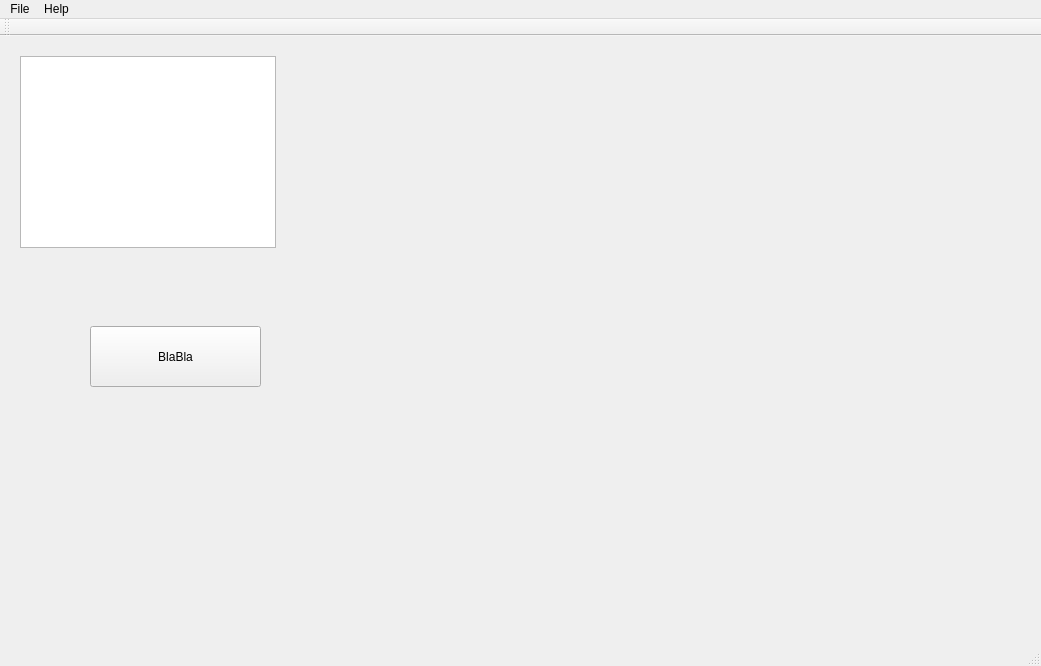
Before: the Qt Designer form apps/QtLevelEditor/ui/QtLevelEditor.ui in Ingener74/Jupiter, drawn with Qt 5.
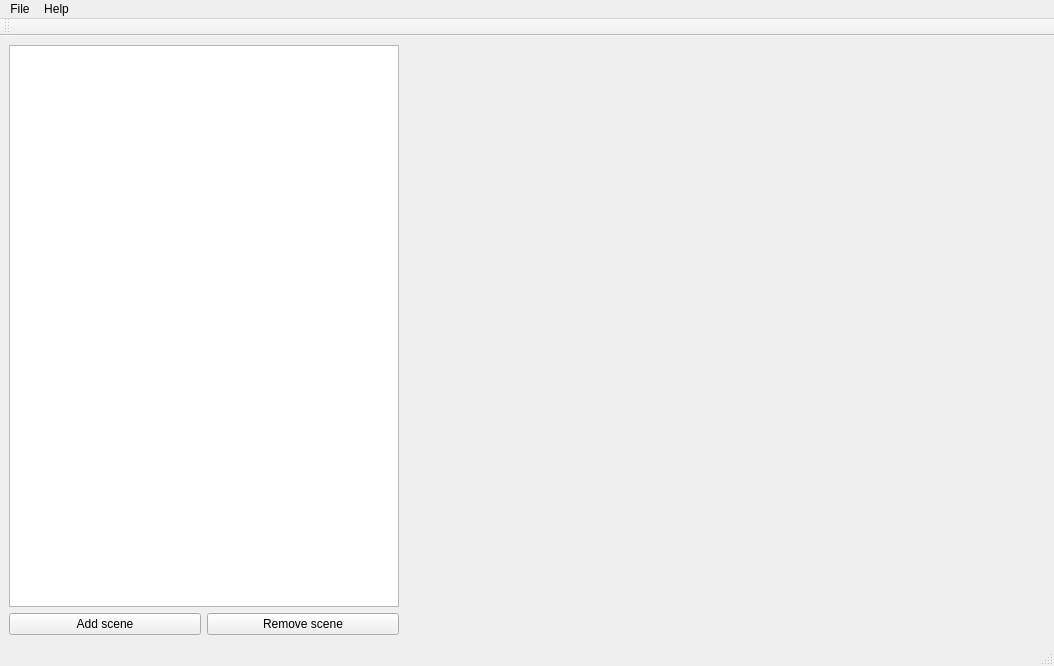
After: the same form once the commit is applied. Icons and pictures are not drawn.

What changed in the file:
```diff
--- a/apps/QtLevelEditor/ui/QtLevelEditor.ui
+++ b/apps/QtLevelEditor/ui/QtLevelEditor.ui
@@ -6,7 +6,7 @@
    <rect>
     <x>0</x>
     <y>0</y>
-    <width>1041</width>
+    <width>1054</width>
     <height>666</height>
    </rect>
   </property>
@@ -14,51 +14,58 @@
    <string>Level Editor</string>
   </property>
   <widget class="QWidget" name="centralwidget">
-   <widget class="QListView" name="ScenesListView">
-    <property name="geometry">
-     <rect>
-      <x>20</x>
-      <y>20</y>
-      <width>256</width>
-      <height>192</height>
-     </rect>
-    </property>
-   </widget>
-   <widget class="QWidget" name="PreviewWidget" native="true">
-    <property name="geometry">
-     <rect>
-      <x>310</x>
-      <y>30</y>
-      <width>621</width>
-      <height>471</height>
-     </rect>
-    </property>
-   </widget>
-   <widget class="QPushButton" name="pushButton">
-    <property name="geometry">
-     <rect>
-      <x>90</x>
-      <y>290</y>
-      <width>171</width>
-      <height>61</height>
-     </rect>
-    </property>
-    <property name="text">
-     <string>BlaBla</string>
-    </property>
-    <property name="icon">
-     <iconset>
-      <normaloff>../res/qt_level_editor.png</normaloff>../res/qt_level_editor.png</iconset>
-    </property>
-   </widget>
+   <layout class="QHBoxLayout" name="horizontalLayout">
+    <item>
+     <layout class="QVBoxLayout" name="verticalLayout">
+      <item>
+       <widget class="QListView" name="ScenesListView"/>
+      </item>
+      <item>
+       <layout class="QHBoxLayout" name="horizontalLayout_2">
+        <item>
+         <widget class="QPushButton" name="AddSceneButton">
+          <property name="text">
+           <string>Add scene</string>
+          </property>
+          <property name="icon">
+           <iconset resource="../res/QtLevelEditor.qrc">
+            <normaloff>:/qt_level_editor.png</normaloff>:/qt_level_editor.png</iconset>
+          </property>
+         </widget>
+        </item>
+        <item>
+         <widget class="QPushButton" name="pushButton">
+          <property name="text">
+           <string>Remove scene</string>
+          </property>
+         </widget>
+        </item>
+       </layout>
+      </item>
+     </layout>
+    </item>
+    <item>
+     <widget class="QWidget" name="PreviewWidget" native="true">
+      <property name="enabled">
+       <bool>true</bool>
+      </property>
+      <property name="minimumSize">
+       <size>
+        <width>640</width>
+        <height>480</height>
+       </size>
+      </property>
+     </widget>
+    </item>
+   </layout>
   </widget>
   <widget class="QMenuBar" name="menubar">
    <property name="geometry">
     <rect>
      <x>0</x>
      <y>0</y>
-     <width>1041</width>
-     <height>29</height>
+     <width>1054</width>
+     <height>27</height>
     </rect>
    </property>
    <widget class="QMenu" name="menuFile">
```
Left out of the diff: 8 changed lines with no effect on the pictures.
